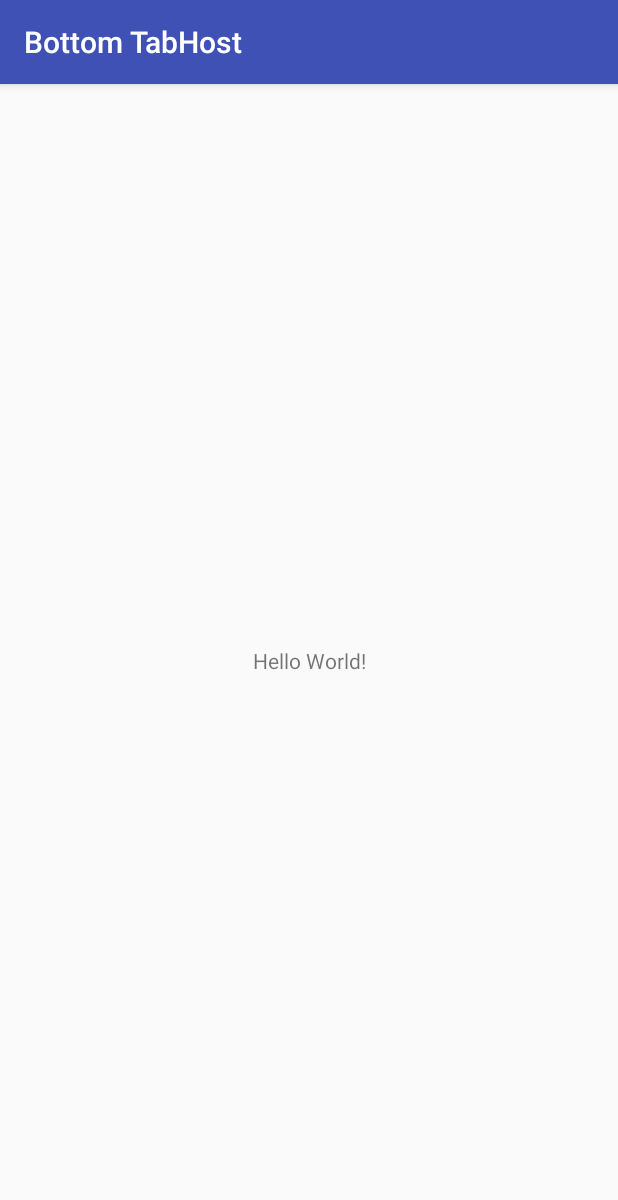
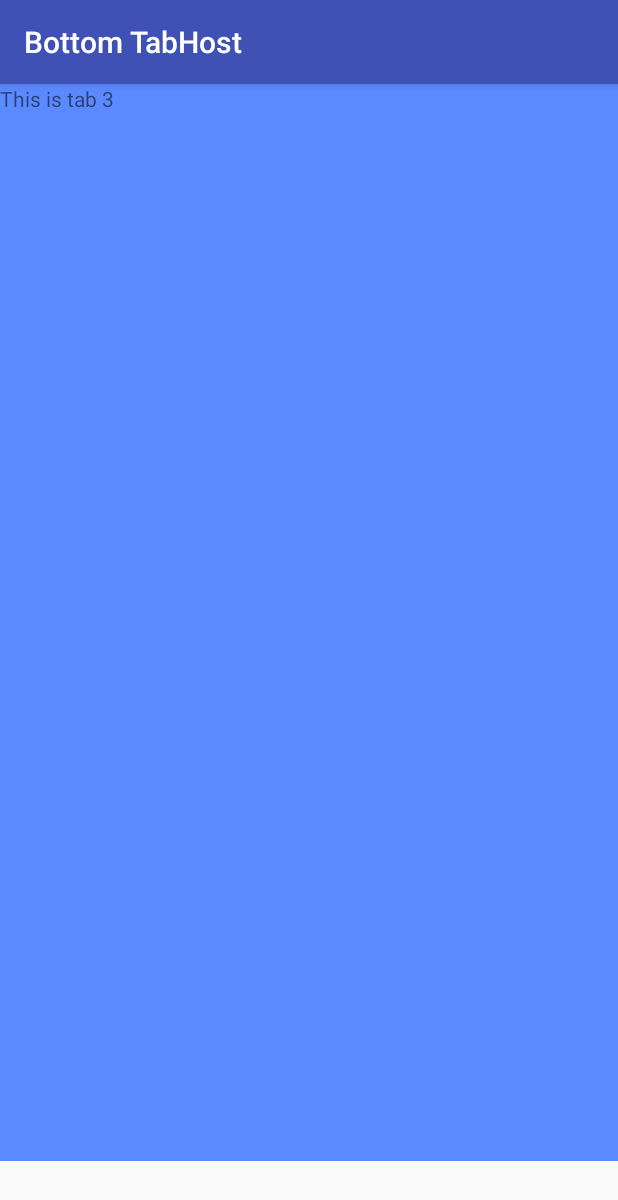
Before and after one commit to ngesa254/Bottom-TabHost, an Android app: the screen it shows after launch (MainActivity), on a phone screen of 412 x 824 dp. Shown: the top 1200 px of the screen. Run offline under Robolectric (Android 15) with nearby library versions, the phone set to English and light mode, and no system bars.

Commit message:
update the main layout

```diff
--- a/app/src/main/res/layout/activity_main.xml
+++ b/app/src/main/res/layout/activity_main.xml
@@ -1,18 +1,65 @@
 <?xml version="1.0" encoding="utf-8"?>
-<android.support.constraint.ConstraintLayout xmlns:android="http://schemas.android.com/apk/res/android"
-    xmlns:app="http://schemas.android.com/apk/res-auto"
-    xmlns:tools="http://schemas.android.com/tools"
-    android:layout_width="match_parent"
-    android:layout_height="match_parent"
-    tools:context="io.droidmarvin.bottomtabhost.MainActivity">
+<TabHost xmlns:android="http://schemas.android.com/apk/res/android"
+android:id="@+id/tabHost"
+android:layout_width="fill_parent"
+android:layout_height="fill_parent">
 
-    <TextView
-        android:layout_width="wrap_content"
-        android:layout_height="wrap_content"
-        android:text="Hello World!"
-        app:layout_constraintBottom_toBottomOf="parent"
-        app:layout_constraintLeft_toLeftOf="parent"
-        app:layout_constraintRight_toRightOf="parent"
-        app:layout_constraintTop_toTopOf="parent" />
+<RelativeLayout
+    android:layout_width="fill_parent"
+    android:layout_height="wrap_content"
+    android:orientation="vertical">
 
-</android.support.constraint.ConstraintLayout>
+    <TabWidget
+        android:id="@android:id/tabs"
+        android:layout_width="fill_parent"
+        android:layout_height="50dp"
+        android:layout_alignParentBottom="true"></TabWidget>
+
+    <FrameLayout
+        android:id="@android:id/tabcontent"
+        android:layout_width="fill_parent"
+        android:layout_height="fill_parent"
+        android:layout_marginBottom="50dp">
+
+        <LinearLayout
+            android:id="@+id/tab1"
+            android:layout_width="match_parent"
+            android:layout_height="match_parent"
+            android:background="#ffc916"
+            android:orientation="vertical">
+
+            <TextView
+                android:layout_width="match_parent"
+                android:layout_height="match_parent"
+                android:text="This is tab 1" />
+
+        </LinearLayout>
+
+        <LinearLayout
+            android:id="@+id/tab2"
+            android:layout_width="match_parent"
+            android:layout_height="match_parent"
+            android:background="#da8200"
+            android:orientation="vertical">
+
+            <TextView
+                android:layout_width="match_parent"
+                android:layout_height="match_parent"
+                android:text="This is tab 2" />
+        </LinearLayout>
+
+        <LinearLayout
+            android:id="@+id/tab3"
+            android:layout_width="match_parent"
+            android:layout_height="match_parent"
+            android:background="#5b89ff"
+            android:orientation="vertical">
+
+            <TextView
+                android:layout_width="match_parent"
+                android:layout_height="match_parent"
+                android:text="This is tab 3" />
+        </LinearLayout>
+    </FrameLayout>
+</RelativeLayout>
+</TabHost>
```
